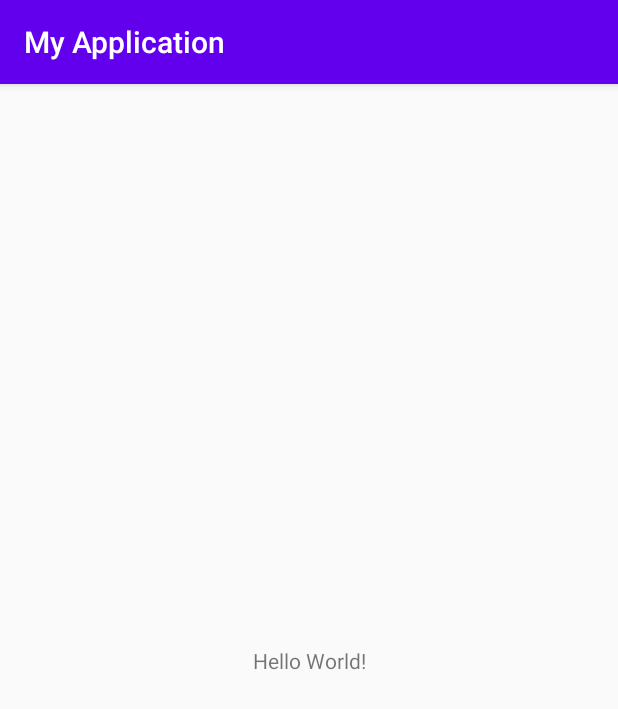
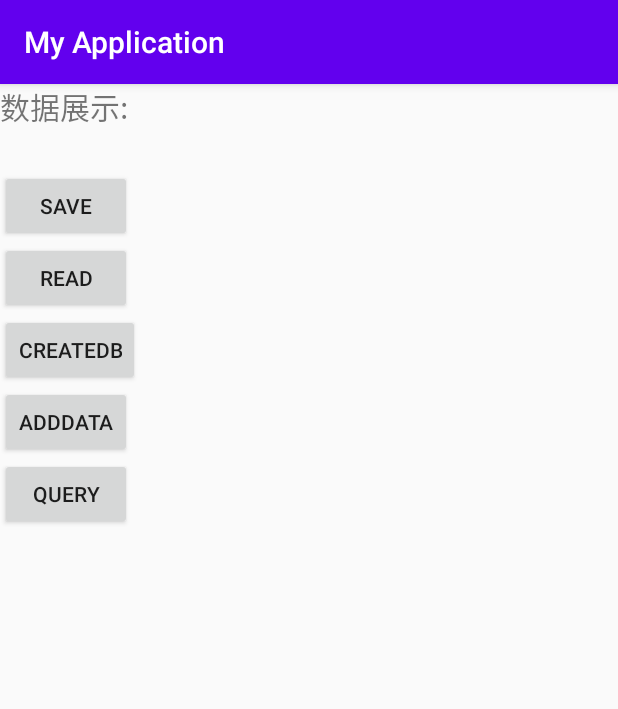
Before and after one commit to Shichenzia/Android, an Android app: the screen it shows after launch (MainActivity), on a phone screen of 412 x 824 dp. Shown: the top 709 px of the screen. Run offline under Robolectric (Android 15) with nearby library versions, the light colour scheme and no system bars; libraries missing offline, so code that uses them is left out: org.litepal.crud, org.litepal.tablemanager.

Commit message:
feat: 新增本地数据库连接

```diff
--- a/My Application/app/build.gradle
+++ b/My Application/app/build.gradle
@@ -29,5 +29,5 @@ dependencies {
     testImplementation 'junit:junit:4.12'
     androidTestImplementation 'androidx.test.ext:junit:1.1.2'
     androidTestImplementation 'androidx.test.espresso:espresso-core:3.3.0'
-
+    implementation 'org.litepal.android:core:1.3.2'
 }
--- a/My Application/app/src/main/AndroidManifest.xml
+++ b/My Application/app/src/main/AndroidManifest.xml
@@ -3,13 +3,16 @@
     package="com.example.myapplication">
 
     <application
+        android:name="org.litepal.LitePalApplication"
         android:allowBackup="true"
         android:icon="@mipmap/ic_launcher"
         android:label="@string/app_name"
         android:roundIcon="@mipmap/ic_launcher_round"
         android:supportsRtl="true"
         android:theme="@style/AppTheme">
-        <activity android:name=".MainActivity2"></activity>
+
+
+        <activity android:name=".MainActivity2" />
         <activity android:name=".MainActivity">
             <intent-filter>
                 <action android:name="android.intent.action.MAIN" />
--- a/My Application/app/src/main/java/com/example/myapplication/MainActivity.java
+++ b/My Application/app/src/main/java/com/example/myapplication/MainActivity.java
@@ -2,13 +2,81 @@ package com.example.myapplication;
 
 import androidx.appcompat.app.AppCompatActivity;
 
+import android.content.SharedPreferences;
 import android.os.Bundle;
+import android.util.Log;
+import android.view.View;
+import android.widget.Button;
+import android.widget.TextView;
+
+import org.litepal.crud.DataSupport;
+import org.litepal.tablemanager.Connector;
+
+import java.util.List;
 
 public class MainActivity extends AppCompatActivity {
-
+    private Button save;
+    private Button read;
+    private Button createDB;
+    private Button addData;
+    private Button query;
+    private TextView data;
    // @Override
     protected void onCreate(Bundle savedInstanceState) {
         super.onCreate(savedInstanceState);
         setContentView(R.layout.activity_main);
+
+        save = findViewById(R.id.save);
+        read = findViewById(R.id.read);
+        data = findViewById(R.id.data);
+        createDB = findViewById(R.id.createDB);
+        addData = findViewById(R.id.addData);
+        query = findViewById(R.id.query);
+
+        save.setOnClickListener(new View.OnClickListener() {
+            @Override
+            public void onClick(View v) {
+                SharedPreferences.Editor editor = getSharedPreferences("data",MODE_PRIVATE).edit();
+                editor.putString("name","憨憨");
+                editor.putInt("age",20);
+                editor.apply();
+            }
+        });
+
+        read.setOnClickListener(new View.OnClickListener() {
+            @Override
+            public void onClick(View v) {
+                SharedPreferences editor = getSharedPreferences("data",MODE_PRIVATE);
+                String name = editor.getString("name","");
+                int age = editor.getInt("age",0);
+                data.setText("name="+name+"age= "+age);
+            }
+        });
+
+        createDB.setOnClickListener(new View.OnClickListener() {
+            @Override
+            public void onClick(View v) {
+                Connector.getWritableDatabase();
+            }
+        });
+
+        addData.setOnClickListener(new View.OnClickListener() {
+            @Override
+            public void onClick(View v) {
+                Book book = new Book(125,"憨憨",20,256,"世界");
+                book.save();
+            }
+        });
+        query.setOnClickListener(new View.OnClickListener() {
+            @Override
+            public void onClick(View v) {
+                List<Book> books = DataSupport.findAll(Book.class);
+                for(Book book: books){
+                    Log.d("MainActivity",book.getName());
+                }
+            }
+        });
+
+
     }
 }
--- a/My Application/app/src/main/res/layout/activity_main.xml
+++ b/My Application/app/src/main/res/layout/activity_main.xml
@@ -1,18 +1,52 @@
 <?xml version="1.0" encoding="utf-8"?>
-<androidx.constraintlayout.widget.ConstraintLayout xmlns:android="http://schemas.android.com/apk/res/android"
+<LinearLayout xmlns:android="http://schemas.android.com/apk/res/android"
     xmlns:app="http://schemas.android.com/apk/res-auto"
     xmlns:tools="http://schemas.android.com/tools"
     android:layout_width="match_parent"
     android:layout_height="match_parent"
-    tools:context=".MainActivity">
+    tools:context=".MainActivity"
+    android:orientation="vertical"
+    >
 
     <TextView
+        android:layout_width="match_parent"
+        android:layout_height="30dp"
+        android:text="数据展示:"
+        android:textSize="20sp"
+        />
+    <TextView
+        android:id="@+id/data"
+        android:layout_width="match_parent"
+        android:layout_height="wrap_content"
+        android:textSize="20sp"
+        />
+
+    <Button
+        android:id="@+id/save"
         android:layout_width="wrap_content"
         android:layout_height="wrap_content"
-        android:text="Hello World!"
-        app:layout_constraintBottom_toBottomOf="parent"
-        app:layout_constraintLeft_toLeftOf="parent"
-        app:layout_constraintRight_toRightOf="parent"
-        app:layout_constraintTop_toTopOf="parent" />
+        android:text="save" />
 
-</androidx.constraintlayout.widget.ConstraintLayout>
+    <Button
+        android:id="@+id/read"
+        android:layout_width="wrap_content"
+        android:layout_height="wrap_content"
+        android:text="read" />
+
+    <Button
+        android:id="@+id/createDB"
+        android:layout_width="wrap_content"
+        android:layout_height="wrap_content"
+        android:text="createDB" />
+    <Button
+        android:id="@+id/addData"
+        android:layout_width="wrap_content"
+        android:layout_height="wrap_content"
+        android:text="addData" />
+    <Button
+        android:id="@+id/query"
+        android:layout_width="wrap_content"
+        android:layout_height="wrap_content"
+        android:text="query" />
+
+</LinearLayout>
--- a/My Application/app/src/main/res/layout/activity_main2.xml
+++ b/My Application/app/src/main/res/layout/activity_main2.xml
@@ -1,9 +1,9 @@
 <?xml version="1.0" encoding="utf-8"?>
-<androidx.constraintlayout.widget.ConstraintLayout xmlns:android="http://schemas.android.com/apk/res/android"
+<LinearLayout xmlns:android="http://schemas.android.com/apk/res/android"
     xmlns:app="http://schemas.android.com/apk/res-auto"
     xmlns:tools="http://schemas.android.com/tools"
     android:layout_width="match_parent"
     android:layout_height="match_parent"
     tools:context=".MainActivity2">
 
-</androidx.constraintlayout.widget.ConstraintLayout>
+</LinearLayout>
--- a/Wachat/app/src/main/java/com/example/wachat/MainActivity.java
+++ b/Wachat/app/src/main/java/com/example/wachat/MainActivity.java
@@ -67,4 +67,5 @@ public class MainActivity extends AppCompatActivity {
             }
         });
     }
+
 }
```
Also changed, not shown: My Application/app/src/main/assets/litepal.xml (added, +8 -0 lines), My Application/app/src/main/java/com/example/myapplication/Book.java (added, +53 -0 lines).
